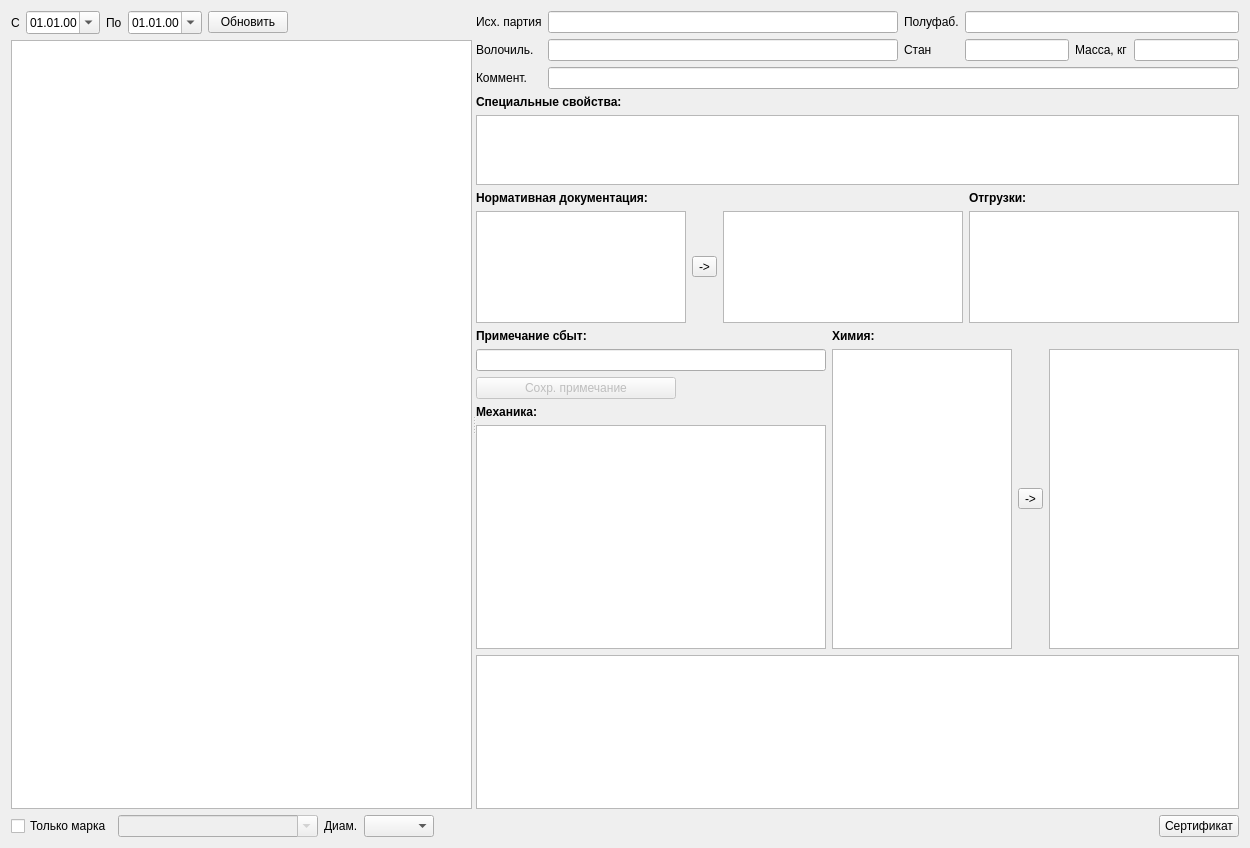
Before: the Qt Designer form formpartwire/formpartwire.ui in Sergeyego/certificates, drawn with Qt 5.
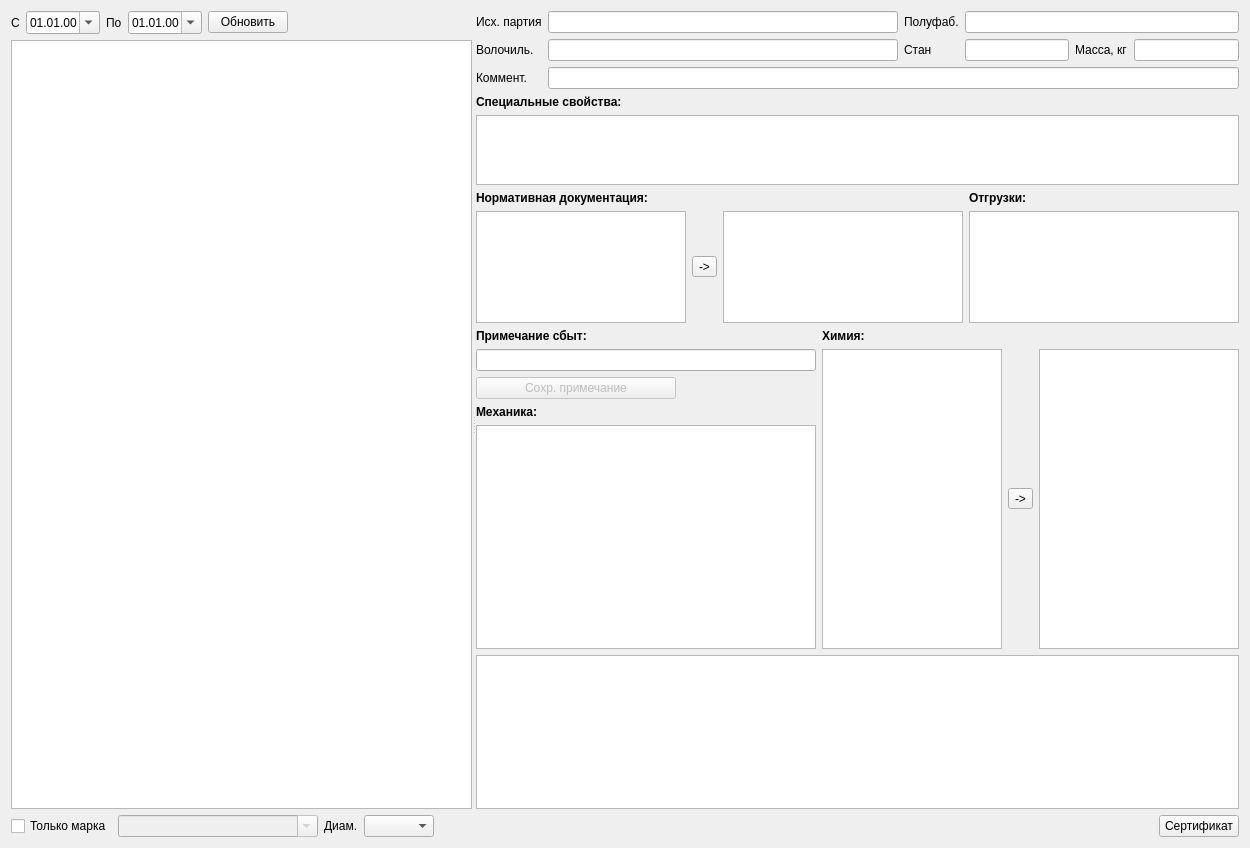
After: the same form once the commit is applied. Custom widgets are drawn as their Qt base class.

```diff
--- a/formpartwire/formpartwire.ui
+++ b/formpartwire/formpartwire.ui
@@ -507,7 +507,7 @@
                </property>
                <property name="maximumSize">
                 <size>
-                 <width>190</width>
+                 <width>200</width>
                  <height>16777215</height>
                 </size>
                </property>
```
